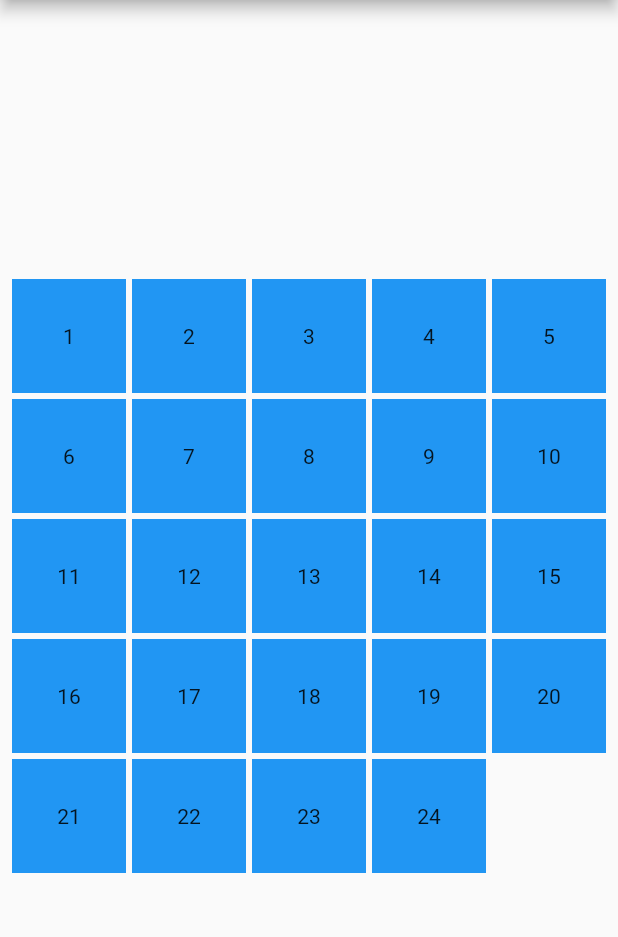
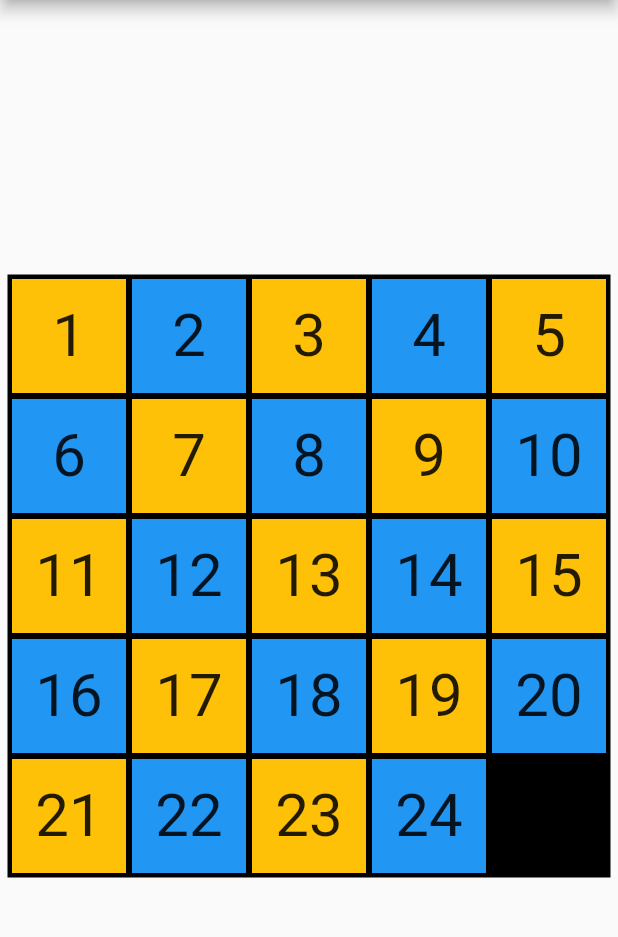
Before and after one commit to jurgenrgh/animated_positioned, a Flutter app: the screen it shows after launch, on a phone screen of 412 x 824 dp, the part 84-1021 px from its top. Run offline on Flutter 3.47's test engine with Material 2 defaults, Android fonts, the phone set to English and light mode, and no system bars.

Commit message:
Adapting this version to do everything. Motion works. Needs shuffle and sizing.

```diff
--- a/lib/animated_positioned_classes.dart
+++ b/lib/animated_positioned_classes.dart
@@ -1,5 +1,6 @@
 import 'package:flutter/material.dart';
 import 'puzzle_globals.dart' as globals;
+import 'puzzle_functions.dart';
 
 class Board {
   static final tiles = List.generate(
@@ -17,23 +18,25 @@ class Board {
   }
 }
 
-class tile extends StatefulWidget {
+class Tile extends StatefulWidget {
   final int id;
   int row;
   int col;
 
-  tile({required this.id, this.row = 1, this.col = 1, Key? key})
+  Tile({required this.id, this.row = 1, this.col = 1, Key? key})
       : super(key: key);
 
   @override
-  _tileState createState() => _tileState();
+  _TileState createState() => _TileState();
 }
 
-class _tileState extends State<tile> {
+class _TileState extends State<Tile> {
   var totalTiles = globals.nbrRows * globals.nbrColumns;
-
   @override
   Widget build(BuildContext context) {
+    Color _color = globals.tileColors[getTileColor(
+      Board.tiles[widget.row][widget.col],
+    )];
     return AnimatedPositioned(
       width: globals.tileSize,
       height: globals.tileSize,
@@ -75,10 +78,11 @@ class _tileState extends State<tile> {
         },
         child: Container(
           margin: const EdgeInsets.all(2.0),
-          color: Colors.blue,
+          color: _color,
           child: Center(
             child: Text(
               '${widget.id}',
+              style: TextStyle(fontSize: globals.tileSize / 2),
             ),
           ),
         ),
--- a/lib/main.dart
+++ b/lib/main.dart
@@ -50,12 +50,12 @@ class _MyStatefulWidgetState extends State<MyStatefulWidget> {
   Widget build(BuildContext context) {
     Board.initTiles(globals.nbrRows, globals.nbrColumns);
     return Container(
-      // decoration: BoxDecoration(
-      //   //color: Colors.black,
-      //   border: Border.all(
-      //     color: Colors.red, // red as border color
-      //   ),
-      // ),
+      decoration: BoxDecoration(
+        color: Colors.black,
+        border: Border.all(
+          color: Colors.black, // red as border color
+        ),
+      ),
       child: SizedBox(
         width: globals.nbrColumns * globals.tileSize,
         height: globals.nbrRows * globals.tileSize,
@@ -63,8 +63,9 @@ class _MyStatefulWidgetState extends State<MyStatefulWidget> {
           children: [
             for (int row = 0; row < globals.nbrRows; row++)
               for (int col = 0; col < globals.nbrColumns; col++)
-                if (globals.nbrColumns * row + col + 1 < 25)
-                  tile(
+                if ((globals.nbrColumns * row + col + 1) <
+                    (globals.nbrColumns * globals.nbrRows))
+                  Tile(
                       id: globals.nbrColumns * row + col + 1,
                       col: col,
                       row: row)
```
Also changed, not shown: lib/puzzle_functions.dart (added, +76 -0 lines), 1 other file.
